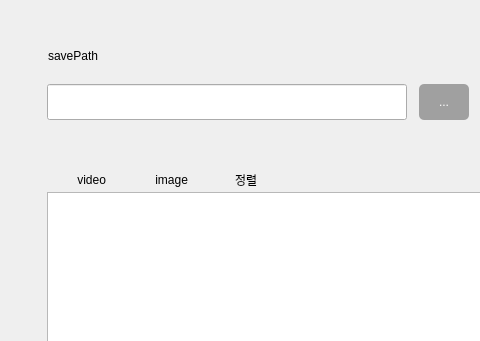
Above: Adora/Adora/Ui/Setting/GeneralSettingWidget.ui from hash1018/Adora before the change; both pictures show x 0 to 480 and y 0 to 341 of the 593 by 558 pixel window. Below: the same form after it.
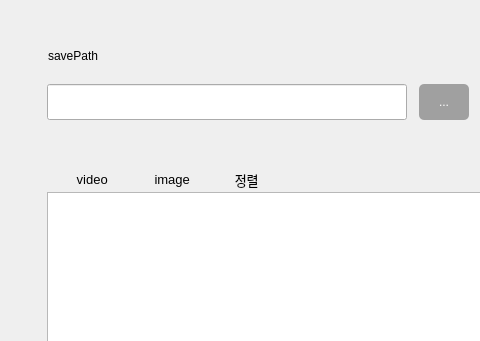
That is the form after the change. Icons and pictures are not drawn. Custom widgets are drawn as their Qt base class.

Diff of the .ui file:
```diff
--- a/Adora/Adora/Ui/Setting/GeneralSettingWidget.ui
+++ b/Adora/Adora/Ui/Setting/GeneralSettingWidget.ui
@@ -53,6 +53,7 @@
     border:0px;
     background-image: url(:/General_Menu/video);
     background-color: #transparent;
+    font-size:13px;
 }
 
 QPushButton#videoButton:hover {
@@ -70,6 +71,7 @@
     border:0px;
     background-image: url(:/General_Menu/image);
     background-color: #transparent;
+    font-size:13px;
 }
 
 QPushButton#imageButton:hover {
@@ -88,6 +90,7 @@
     border:0px;
     background-image: url(:/General_Menu/sort);
     background-color: #transparent;
+    font-size:13px;
 }
 
 QPushButton#orderByButton:hover {
```
